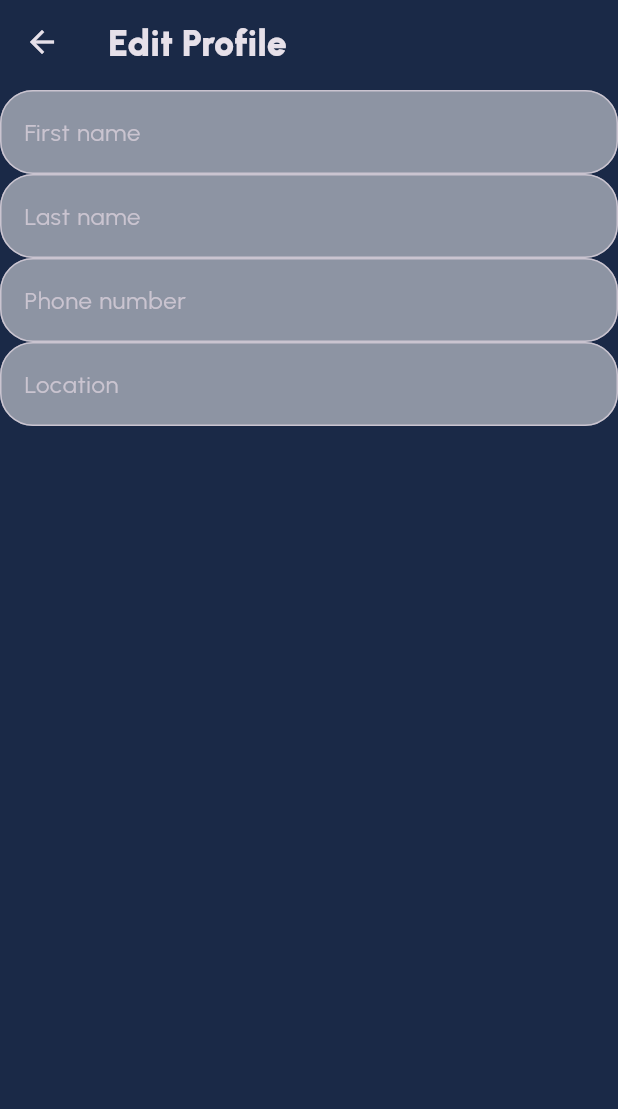
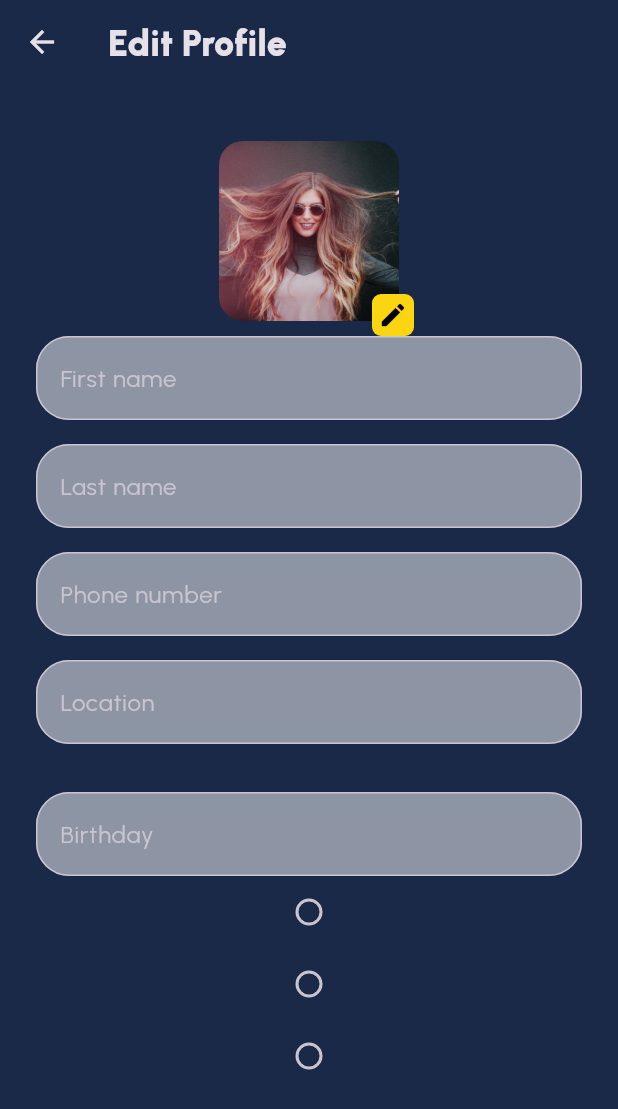
Before and after one commit to KHALEDKHLYAN/Flutter_Messaging-App, a Flutter app: the EditProfilePage screen opened by its route, on a phone screen of 412 x 824 dp. Shown: the top 1109 px of the screen. Run offline on Flutter 3.47's test engine with Material 3 defaults, Android fonts, the phone set to English and light mode, and no system bars; our stand-ins replace flutter_svg.

Commit message:
Edit profile page

```diff
--- /dev/null
+++ b/lib/components/user_avatar.dart
@@ -0,0 +1,20 @@
+// ignore_for_file: prefer_const_constructors
+
+import 'package:flutter/material.dart';
+
+class UserAvatar extends StatelessWidget {
+  final double size;
+  const UserAvatar({super.key, this.size = 40});
+
+  @override
+  Widget build(BuildContext context) {
+    return ClipRRect(
+      borderRadius: BorderRadius.all(Radius.circular(16)),
+      child: Image.asset(
+        'assets/temp/user1.png',
+        width: size,
+        height: size,
+      ),
+    );
+  }
+}
--- a/lib/pages/edit_profile_page.dart
+++ b/lib/pages/edit_profile_page.dart
@@ -1,25 +1,98 @@
-// ignore_for_file: prefer_const_constructors, prefer_const_literals_to_create_immutables
+// ignore_for_file: prefer_const_constructors, prefer_const_literals_to_create_immutables, must_be_immutable
 
 import 'package:blog_app/components/app_texfiled.dart';
 import 'package:blog_app/components/toolbar.dart';
+import 'package:blog_app/styles/app_colors.dart';
 import 'package:flutter/material.dart';
 
+import '../components/user_avatar.dart';
 import '../config/app_strings.dart';
 
-class EditProfilePage extends StatelessWidget {
-  const EditProfilePage({super.key});
+enum Gender { none, male, female, other }
+
+class EditProfilePage extends StatefulWidget {
+  EditProfilePage({super.key});
+
+  @override
+  State<EditProfilePage> createState() => _EditProfilePageState();
+}
+
+class _EditProfilePageState extends State<EditProfilePage> {
+  var gender = Gender.none;
 
   @override
   Widget build(BuildContext context) {
     return Scaffold(
       appBar: Toolbar(title: AppStrings.editProfile),
-      body: Column(
+      body: SingleChildScrollView(
+        child: Padding(
+          padding: const EdgeInsets.all(24.0),
+          child: Column(
               children: [
+                Stack(children: [
+                  Padding(
+                    padding: const EdgeInsets.all(10.0),
+                    child: UserAvatar(
+                      size: 120,
+                    ),
+                  ),
+                  Positioned(
+                    bottom: 0,
+                    right: 0,
+                    child: Container(
+                      padding: EdgeInsets.all(4),
+                      decoration: BoxDecoration(
+                        color: AppColors.primary,
+                        borderRadius: BorderRadius.all(
+                          Radius.circular(6),
+                        ),
+                      ),
+                      child: Icon(
+                        Icons.edit,
+                        size: 20,
+                        color: Colors.black,
+                      ),
+                    ),
+                  ),
+                ]),
                 AppTextField(hint: AppStrings.firstName),
+                SizedBox(
+                  height: 16,
+                ),
                 AppTextField(hint: AppStrings.lastName),
+                SizedBox(
+                  height: 16,
+                ),
                 AppTextField(hint: AppStrings.phoneNumber),
+                SizedBox(
+                  height: 16,
+                ),
                 AppTextField(hint: AppStrings.location),
+                SizedBox(
+                  height: 16,
+                ),
+                SizedBox(
+                  height: 16,
+                ),
+                AppTextField(hint: AppStrings.birthday),
+                Radio(
+                value: Gender.male,
+                groupValue: gender,
+                onChanged: (value) {},
+              ),
+              Radio(
+                value: Gender.male,
+                groupValue: gender,
+                onChanged: (value) {},
+              ),
+              Radio(
+                value: Gender.male,
+                groupValue: gender,
+                onChanged: (value) {},
+              ),
               ],
+              ),
+        ),
       ),
     );
   }
--- a/lib/pages/home_page.dart
+++ b/lib/pages/home_page.dart
@@ -4,6 +4,7 @@ import 'package:blog_app/components/post_items.dart';
 import 'package:flutter/material.dart';
 import 'package:flutter_svg/flutter_svg.dart';
 import '../components/toolbar.dart';
+import '../config/app_icons.dart';
 import '../config/app_strings.dart';
 
 class HomePage extends StatelessWidget {
@@ -18,7 +19,7 @@ class HomePage extends StatelessWidget {
       appBar: Toolbar(
         title: AppStrings.appName,
         actions: [
-          IconButton(onPressed: (){}, icon: SvgPicture.asset('assets/svg/ic_location.svg'),)
+          IconButton(onPressed: (){}, icon: SvgPicture.asset(AppIcons.icLocation),)
         ],
       ),
       body: ListView.builder(itemBuilder: (context, index) {
```
Also changed, not shown: lib/config/app_icons.dart (added, +14 -0 lines), lib/pages/main_page.dart (+22 -13 lines), lib/pages/profile_page.dart (+2 -8 lines). Lines whose indentation alone changed are shown as unchanged.
